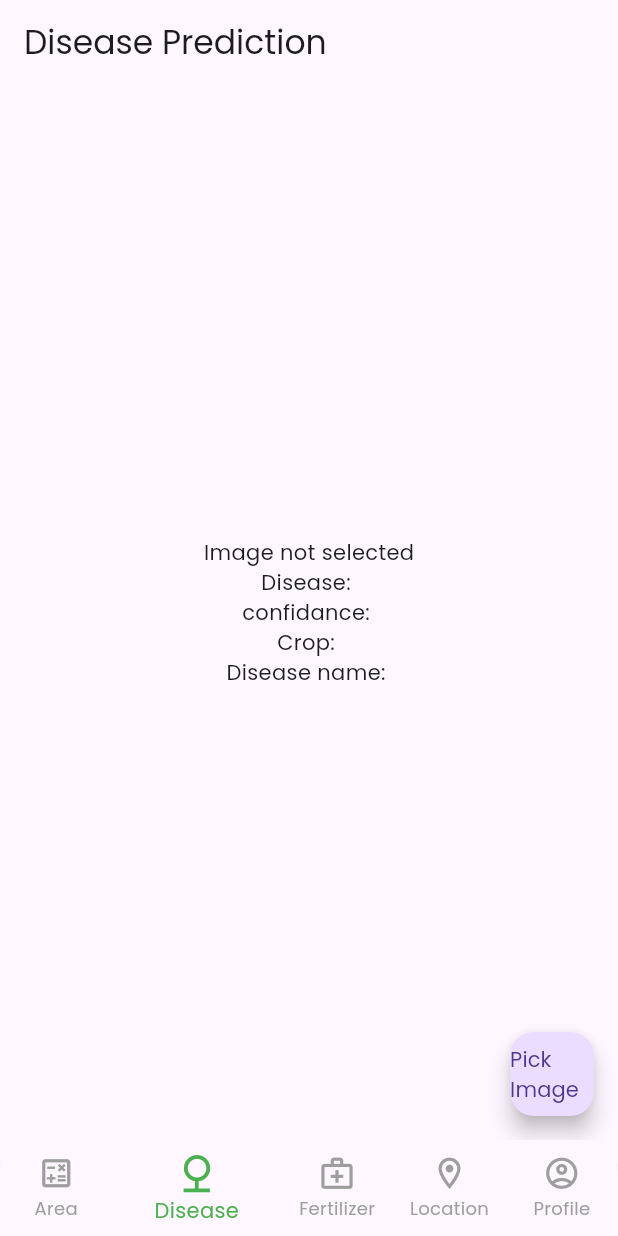
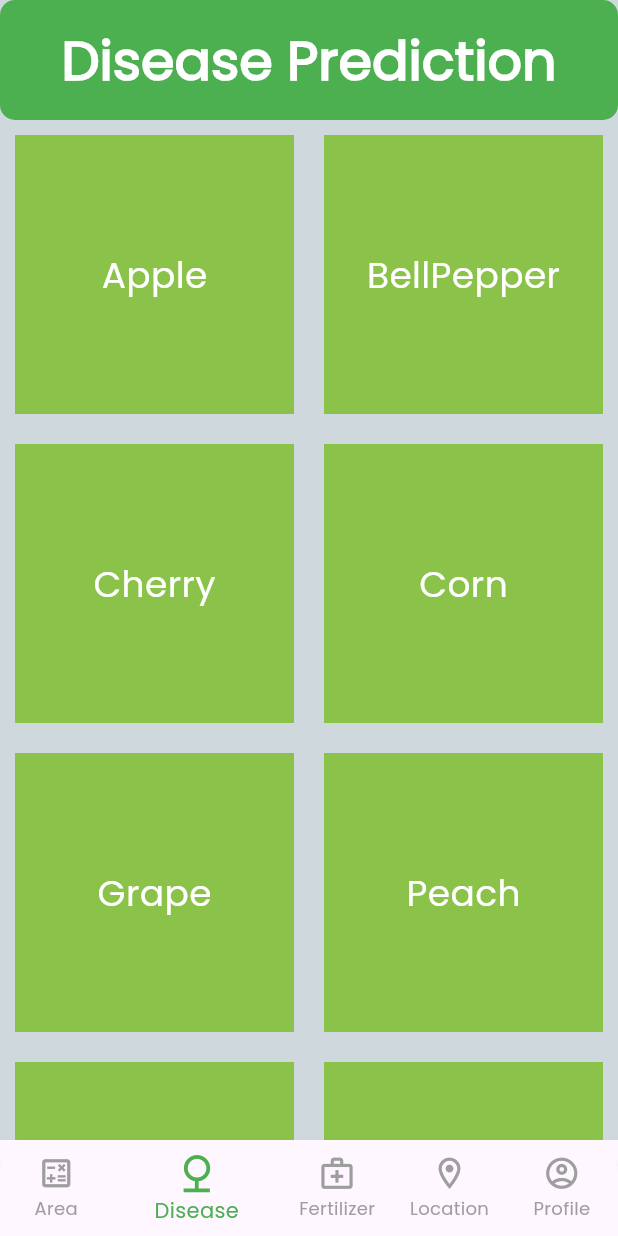
Before and after one commit to nandanmagdum/INDRA_APP, a Flutter app: the screen it shows once a user with an empty profile is signed in, item 2 of the bottom bar chosen, on a phone screen of 412 x 824 dp. Run offline on Flutter 3.47's test engine with Material 3 defaults, Android fonts, the phone set to English and light mode, and no system bars; our stand-ins replace dio, firebase_auth, firebase_core, flutter_riverpod, flutter_screenutil, google_generative_ai and 7 more; missing offline and left inert: mutex, tflite; accounts and stored records are empty; network calls fail.

Commit message:
added disease prediction

```diff
--- a/lib/features/MainScreen.dart/main_screen.dart
+++ b/lib/features/MainScreen.dart/main_screen.dart
@@ -1,6 +1,7 @@
 import 'package:flutter/material.dart';
 import 'package:flutter_riverpod/flutter_riverpod.dart';
 import 'package:version1/features/area_calculator/area_calculatorrr.dart';
+import 'package:version1/features/disease_predicttion/crop_list.dart';
 import 'package:version1/features/disease_predicttion/image_screen.dart';
 import 'package:version1/features/fertilizer_recommedator/fertilizer_recommedator.dart';
 import 'package:version1/features/location_map/location_tracking_screen.dart';
@@ -19,7 +20,7 @@ class MainScreen extends ConsumerWidget {
         index: ref.watch(bottomNavigationBarProvider),
         children: const [
           AreaCalculator(),
-          ImageScreen(),
+          CropList(),
           Recommdator(),
           LocationTracking(),
           ProfilePage()
--- /dev/null
+++ b/lib/features/disease_predicttion/crop_list.dart
@@ -0,0 +1,78 @@
+import 'package:flutter/cupertino.dart';
+import 'package:flutter/material.dart';
+import 'package:flutter/widgets.dart';
+import 'package:version1/features/disease_predicttion/image_screen.dart';
+import 'package:version1/utils/colors.dart';
+
+class CropList extends StatefulWidget {
+  const CropList({super.key});
+
+  @override
+  State<CropList> createState() => _CropListState();
+}
+
+class _CropListState extends State<CropList> {
+  List<String> crops = [
+    "Apple",
+    "BellPepper",
+    "Cherry",
+    "Corn",
+    "Grape",
+    "Peach",
+    "Potato",
+    "Rice",
+    "Tomato"
+  ];
+  @override
+  Widget build(BuildContext context) {
+    return Scaffold(
+      backgroundColor: Colors.blueGrey[100],
+      appBar: AppBar(
+        shape: RoundedRectangleBorder(borderRadius: BorderRadius.circular(10)),
+        backgroundColor: Colors.green,
+        centerTitle: true,
+        toolbarHeight: 80,
+        title: Text("Disease Prediction",
+            style: Theme.of(context)
+                .textTheme
+                .displaySmall!
+                .copyWith(fontWeight: FontWeight.bold, color: Colors.white)),
+      ),
+      body: Column(
+        mainAxisAlignment: MainAxisAlignment.center,
+        crossAxisAlignment: CrossAxisAlignment.center,
+        children: [
+          SizedBox(
+            width: MediaQuery.of(context).size.width,
+          ),
+          Expanded(
+            child: GridView.builder(
+              gridDelegate:
+                  SliverGridDelegateWithFixedCrossAxisCount(crossAxisCount: 2),
+              itemCount: crops.length,
+              itemBuilder: (context, index) {
+                return GestureDetector(
+                  onTap: () {
+                    Navigator.of(context).push(MaterialPageRoute(
+                        builder: (context) => ImageScreen(
+                              crop: crops[index],
+                            )));
+                  },
+                  child: Container(
+                    margin: EdgeInsets.all(10),
+                    color: Colors.lightGreen,
+                    child: Center(
+                        child: Text(
+                      "${crops[index]}",
+                      style: TextStyle(color: Colors.white, fontSize: 24),
+                    )),
+                  ),
+                );
+              },
+            ),
+          )
+        ],
+      ),
+    );
+  }
+}
--- a/lib/features/disease_predicttion/image_screen.dart
+++ b/lib/features/disease_predicttion/image_screen.dart
@@ -7,7 +7,8 @@ import 'package:tflite/tflite.dart';
 import 'package:mutex/mutex.dart';
 
 class ImageScreen extends StatefulWidget {
-  const ImageScreen({super.key});
+  final String crop;
+  ImageScreen({super.key, required this.crop});
 
   @override
   State<ImageScreen> createState() => _ImageScreenState();
@@ -83,8 +84,8 @@ class _ImageScreenState extends State<ImageScreen> {
   Future loadModel() async {
     try {
       var resultant = await Tflite.loadModel(
-          model: "assets/models/Tomato/model_unquant.tflite",
-          labels: "assets/models/Tomato/labels.txt");
+          model: "assets/models/${widget.crop}/${widget.crop}.tflite",
+          labels: "assets/models/${widget.crop}/labels.txt");
       print(resultant);
       return resultant;
     } catch (e) {
@@ -107,7 +108,7 @@ class _ImageScreenState extends State<ImageScreen> {
   Widget build(BuildContext context) {
     return Scaffold(
       appBar: AppBar(
-        title: Text("Disease Prediction"),
+        title: Text("${widget.crop}"),
       ),
       floatingActionButton: FloatingActionButton(
         onPressed: () async {
```
Also changed, not shown: pubspec.yaml (+10 -10 lines), 18 other files.
